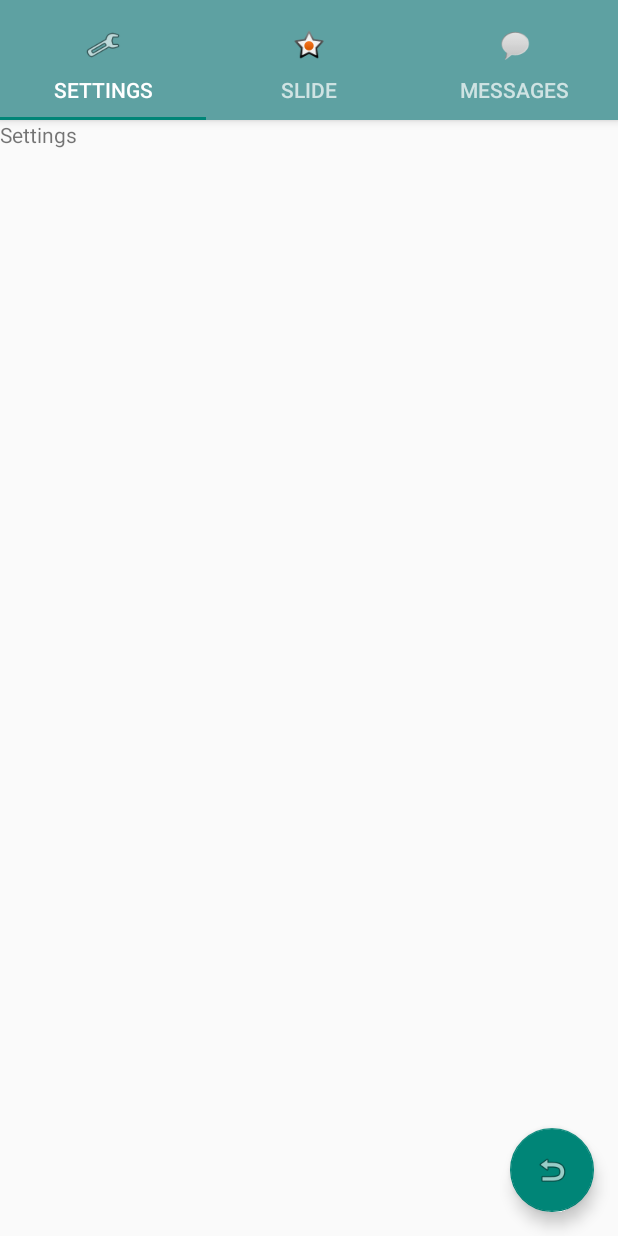
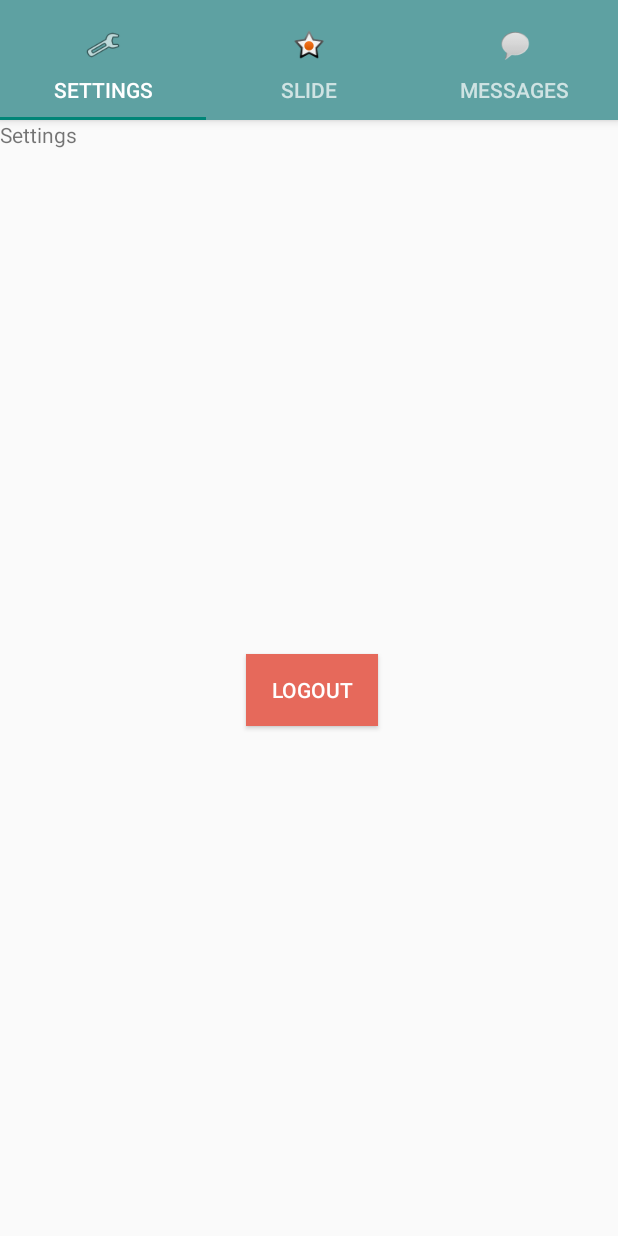
Before and after one commit to Pepijnhuis/Softwarevankje, an Android app: the screen it shows after launch once a user with an empty profile is signed in (MainNavigation), on a phone screen of 412 x 824 dp. Run offline under Robolectric (Android 15) with nearby library versions, the phone set to English and light mode, and no system bars; our stand-ins replace Firebase (no records; nobody signed in at launch, a user with empty details on screens opened directly); libraries missing offline, so code that uses them is left out: com.lorentzos.flingswipe; 4 statements that could not run were skipped.

Commit message:
Logout Knop bij settings

```diff
--- a/app/src/main/java/com/example/tinder/MainNavigation.java
+++ b/app/src/main/java/com/example/tinder/MainNavigation.java
@@ -48,18 +48,10 @@ public class MainNavigation extends AppCompatActivity {
 
         mViewPager.addOnPageChangeListener(new TabLayout.TabLayoutOnPageChangeListener(tabLayout));
         tabLayout.addOnTabSelectedListener(new TabLayout.ViewPagerOnTabSelectedListener(mViewPager));
+        }
 
-        FloatingActionButton fab = (FloatingActionButton) findViewById(R.id.logOutButton);
-        fab.setOnClickListener(new View.OnClickListener() {
-            @Override
-            public void onClick(View view) {
-                    Intent intent = new Intent (MainNavigation.this, LoginActivity.class);
-                    startActivity(intent);
-                }
 
-        });
 
-    }
 
 
     @Override
--- a/app/src/main/java/com/example/tinder/SettingsFragment.java
+++ b/app/src/main/java/com/example/tinder/SettingsFragment.java
@@ -1,5 +1,6 @@
 package com.example.tinder;
 
+import android.content.Intent;
 import android.os.Bundle;
 import android.support.annotation.NonNull;
 import android.support.annotation.Nullable;
@@ -7,10 +8,15 @@ import android.support.v4.app.Fragment;
 import android.view.LayoutInflater;
 import android.view.View;
 import android.view.ViewGroup;
+import android.widget.Button;
+
+import com.google.firebase.auth.FirebaseAuth;
 
 public class SettingsFragment extends Fragment {
 
     //Creating a tag
+
+    private FirebaseAuth mAuth;
     private static final String TAG = "SettingsFragment";
 
     //Building the fragment
@@ -21,6 +27,19 @@ public class SettingsFragment extends Fragment {
         //Container = viewgroup that contains the fragment layout
         //Attach to root is false
         View view = inflater.inflate(R.layout.settings_fragment, container, false);
+        mAuth = FirebaseAuth.getInstance();
+
+        Button mbutton = (Button) view.findViewById(R.id.logoutuser);
+        mbutton.setOnClickListener(new View.OnClickListener() {
+            @Override
+            public void onClick(View v) {
+                mAuth.signOut();
+                Intent intent = new Intent(getActivity(),  LoginActivity.class);
+                startActivity(intent);
+                getActivity().finish();
+                return;
+            }
+        });
         return view;
     }
 }
--- a/app/src/main/res/layout/activity_main_navigation.xml
+++ b/app/src/main/res/layout/activity_main_navigation.xml
@@ -50,13 +50,6 @@
         android:layout_height="match_parent"
         app:layout_behavior="@string/appbar_scrolling_view_behavior" />
 
-    <android.support.design.widget.FloatingActionButton
-        android:id="@+id/logOutButton"
-        android:layout_width="wrap_content"
-        android:layout_height="wrap_content"
-        android:layout_gravity="end|bottom"
-        android:layout_margin="@dimen/fab_margin"
-        app:srcCompat="@android:drawable/ic_menu_revert" />
 
 
 
--- a/app/src/main/res/layout/settings_fragment.xml
+++ b/app/src/main/res/layout/settings_fragment.xml
@@ -1,6 +1,8 @@
 <?xml version="1.0" encoding="utf-8"?>
 <android.support.constraint.ConstraintLayout
-    xmlns:android="http://schemas.android.com/apk/res/android" android:layout_width="match_parent"
+    xmlns:android="http://schemas.android.com/apk/res/android"
+    xmlns:app="http://schemas.android.com/apk/res-auto"
+    android:layout_width="match_parent"
     android:layout_height="match_parent">
 
     <TextView
@@ -9,4 +11,16 @@
         android:layout_marginBottom="20sp"
         android:text="Settings" />
 
+    <Button
+        android:id="@+id/logoutuser"
+        style="@style/Widget.AppCompat.Button.Colored"
+        android:layout_width="wrap_content"
+        android:layout_height="wrap_content"
+        android:layout_marginEnd="160dp"
+        android:layout_marginBottom="340dp"
+        android:background="@color/colorButton"
+        android:text="logout"
+        app:layout_constraintBottom_toBottomOf="parent"
+        app:layout_constraintEnd_toEndOf="parent" />
+
 </android.support.constraint.ConstraintLayout>
```
Also changed, not shown: app/src/main/res/layout/slide_fragment.xml (+1 -8 lines).
